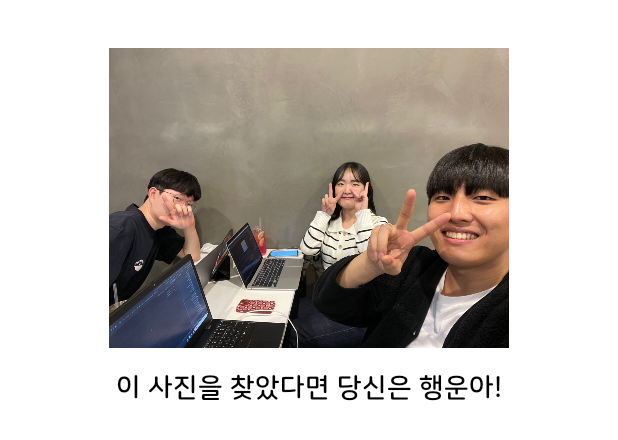
After one commit to elecguitar/Elecguitar_Android, an Android app: the layout fragment_easter_egg_bottom.xml on its own in the app's theme, with its tools: preview values and no code run, on a phone screen of 412 x 824 dp. The commit adds this screen. Shown: the top 440 px of the screen. Run offline under Robolectric (Android 15) with nearby library versions, the phone set to English and light mode, and no system bars.

Commit message:
[Fix] 이스터에그 추가

```diff
--- a/app/src/main/AndroidManifest.xml
+++ b/app/src/main/AndroidManifest.xml
@@ -1,7 +1,6 @@
 <?xml version="1.0" encoding="utf-8"?>
 <manifest xmlns:android="http://schemas.android.com/apk/res/android"
     xmlns:tools="http://schemas.android.com/tools">
-
     <!-- Beacon 사용을 위한 위치 데이터 허용 -->
     <uses-permission android:name="android.permission.BLUETOOTH" />
     <uses-permission android:name="android.permission.BLUETOOTH_ADMIN" />
@@ -31,6 +30,7 @@
         android:theme="@style/Theme.Elecguitar"
         android:usesCleartextTraffic="true"
         tools:targetApi="31">
+
         <service
             android:name=".service.MyFirebaseMessageService"
             android:exported="true">
--- /dev/null
+++ b/app/src/main/res/layout/fragment_easter_egg_bottom.xml
@@ -0,0 +1,33 @@
+<?xml version="1.0" encoding="utf-8"?>
+<androidx.constraintlayout.widget.ConstraintLayout xmlns:android="http://schemas.android.com/apk/res/android"
+    xmlns:app="http://schemas.android.com/apk/res-auto"
+    xmlns:tools="http://schemas.android.com/tools"
+    android:layout_width="match_parent"
+    android:layout_height="wrap_content"
+    tools:context=".fragment.EasterEggBottomFragment">
+
+    <ImageView
+        android:id="@+id/imageView3"
+        android:layout_width="300dp"
+        android:layout_height="200dp"
+        android:layout_marginTop="32dp"
+        android:src="@drawable/easteregg"
+        app:layout_constraintEnd_toEndOf="parent"
+        app:layout_constraintStart_toStartOf="parent"
+        app:layout_constraintTop_toTopOf="parent" />
+
+    <TextView
+        android:layout_width="wrap_content"
+        android:layout_height="wrap_content"
+        android:layout_marginTop="16dp"
+        android:layout_marginBottom="32dp"
+        android:fontFamily="@font/nanum_square_round_bold"
+        android:textColor="@color/elecguitar_black"
+        android:text="이 사진을 찾았다면 당신은 행운아!"
+        android:textSize="18sp"
+        app:layout_constraintBottom_toBottomOf="parent"
+        app:layout_constraintEnd_toEndOf="parent"
+        app:layout_constraintStart_toStartOf="parent"
+        app:layout_constraintTop_toBottomOf="@+id/imageView3" />
+
+</androidx.constraintlayout.widget.ConstraintLayout>
```
Also changed, not shown: app/src/main/java/com/elecguitar/android/fragment/EasterEggBottomFragment.kt (added, +36 -0 lines), app/src/main/java/com/elecguitar/android/fragment/MapFragment.kt (+22 -1 lines), app/src/main/res/drawable/easteregg.jpg (added), app/src/main/res/drawable/ev_marker.png, app/src/main/res/drawable/ev_special_marker.png (added).
